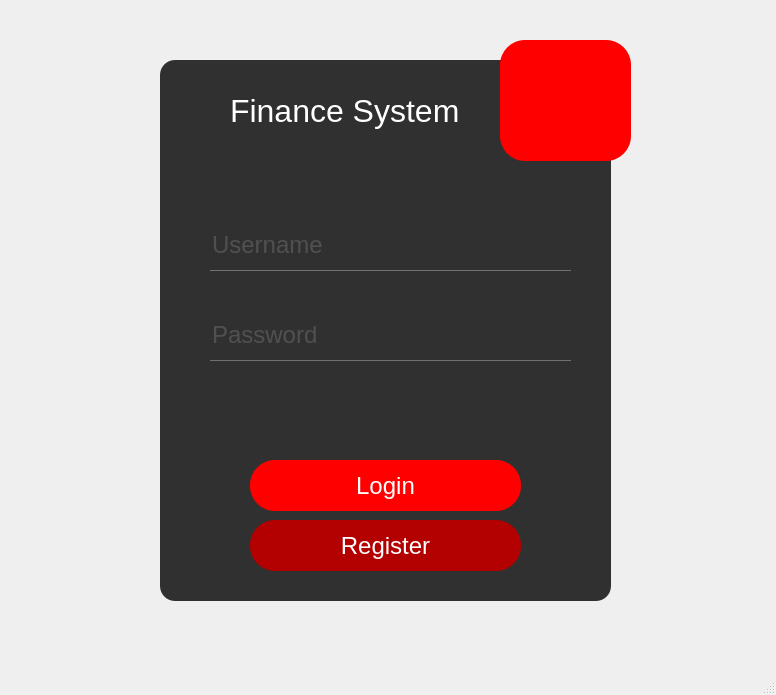
Old version of the form login.ui in the repository rafaello166/financialSystemQT.
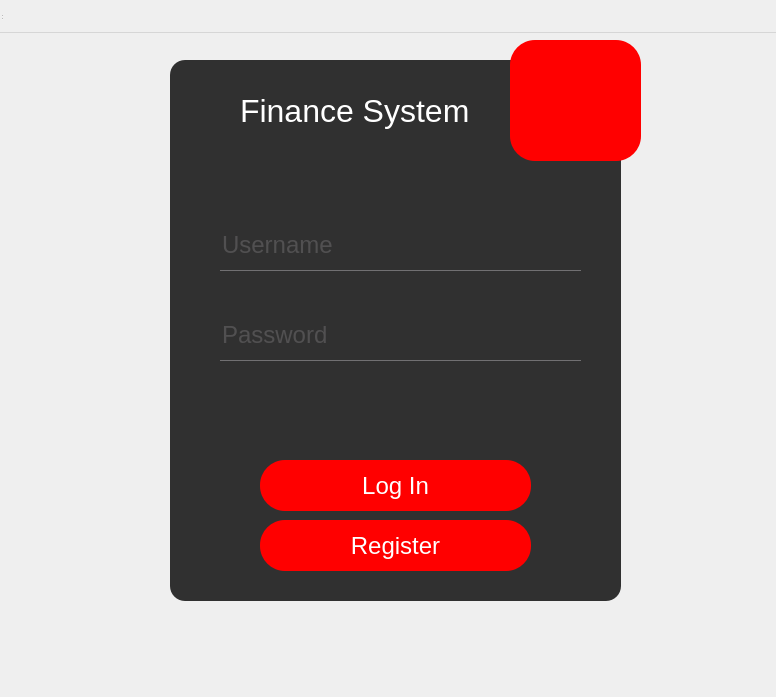
New version of the form. Icons and pictures are not drawn.

The edit to the form file:
```diff
--- a/login.ui
+++ b/login.ui
@@ -1,13 +1,13 @@
 <?xml version="1.0" encoding="UTF-8"?>
 <ui version="4.0">
  <class>login</class>
- <widget class="QMainWindow" name="login">
+ <widget class="QWidget" name="login">
   <property name="geometry">
    <rect>
     <x>0</x>
     <y>0</y>
     <width>776</width>
-    <height>695</height>
+    <height>697</height>
    </rect>
   </property>
   <property name="windowTitle">
@@ -60,7 +60,54 @@
 		background: #b30000;
 }</string>
   </property>
-  <widget class="QWidget" name="centralwidget">
+  <widget class="QWidget" name="centralwidget" native="true">
+   <property name="geometry">
+    <rect>
+     <x>10</x>
+     <y>0</y>
+     <width>791</width>
+     <height>641</height>
+    </rect>
+   </property>
+   <property name="styleSheet">
+    <string notr="true">#loginLabel {
+	font-size: 32px;
+	color: white;
+}
+
+#centralwidget {
+	background: url(:/nowyPrzedrostek/mountains.jpg);
+}
+
+#loginFrame {
+	background: rgba(0,0,0,0.8);
+	border-radius: 15px;
+}
+
+QPushButton {
+	color :white;
+	background: red;
+	border-radius: 25px;
+}
+
+QPushButton:hover {
+	background: green;
+	color: red;
+}
+
+QToolButton {
+	background: red;
+	border-radius: 25px;
+}
+
+QLineEdit {
+	background: transparent;
+	border: none;
+	color: #717072;
+	border-bottom: 1px solid #717072;
+}
+</string>
+   </property>
    <widget class="QFrame" name="loginFrame">
     <property name="geometry">
      <rect>
@@ -99,7 +146,7 @@
       </rect>
      </property>
      <property name="text">
-      <string>Login</string>
+      <string>Log In</string>
      </property>
     </widget>
     <widget class="QLineEdit" name="lineEdit_user">
@@ -194,7 +241,16 @@
     </rect>
    </property>
   </widget>
-  <widget class="QStatusBar" name="statusbar"/>
+  <widget class="QStatusBar" name="statusbar">
+   <property name="geometry">
+    <rect>
+     <x>0</x>
+     <y>0</y>
+     <width>3</width>
+     <height>21</height>
+    </rect>
+   </property>
+  </widget>
  </widget>
  <resources/>
  <connections/>
```
Left out of the diff: 6 changed lines with no effect on the pictures.
